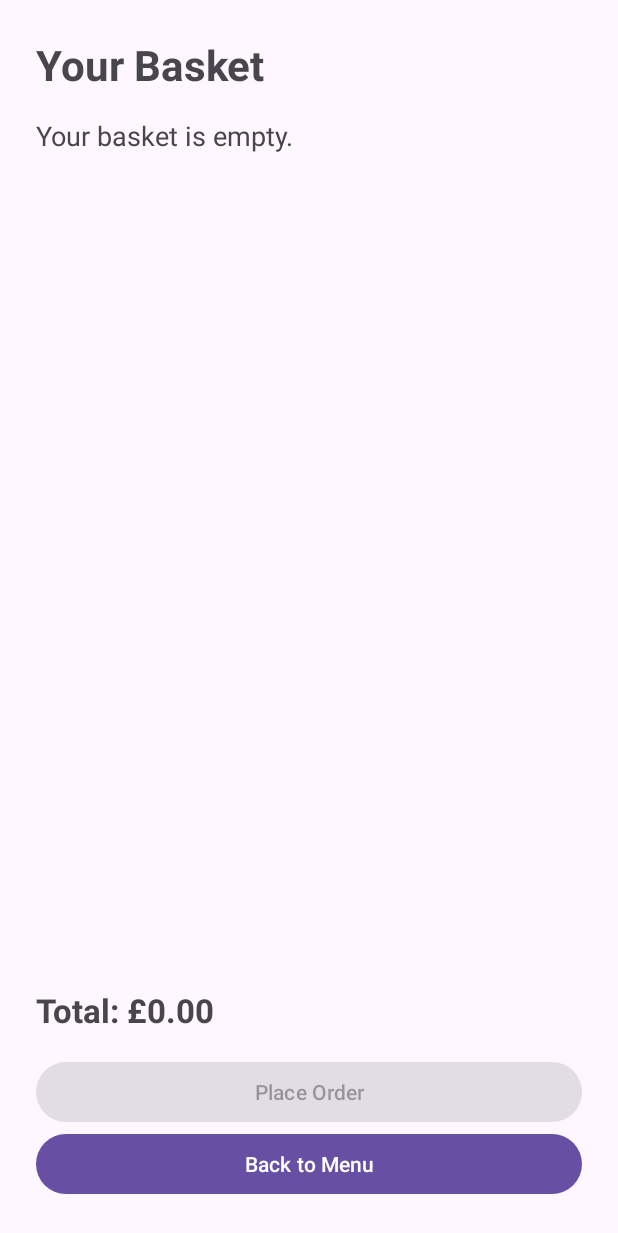
After one commit to ShayMD32/SmartCafeCustomer, an Android app: the CartActivity screen opened directly, with no data from a screen before it, on a phone screen of 412 x 824 dp. The commit adds this screen. Shown: the top 1233 px of the screen. Run offline under Robolectric (Android 15) with nearby library versions, the phone set to English and light mode, and no system bars.

Commit message:
Implement dynamic cafe menu and editable shopping cart

```diff
--- /dev/null
+++ b/app/src/main/java/com/example/smartcafecustomer/CafeItem.kt
@@ -0,0 +1,8 @@
+package com.example.smartcafecustomer
+
+data class CafeItem(
+    val id: String,
+    val name: String,
+    val category: String,
+    val pricePence: Int
+)
--- /dev/null
+++ b/app/src/main/java/com/example/smartcafecustomer/CafeMenuData.kt
@@ -0,0 +1,15 @@
+package com.example.smartcafecustomer
+
+object CafeMenuData {
+
+    val items = listOf(
+        CafeItem("D001", "Cappuccino", "Hot Drinks", 350),
+        CafeItem("D002", "Flat White", "Hot Drinks", 325),
+        CafeItem("D003", "Hot Chocolate", "Hot Drinks", 375),
+        CafeItem("D004", "Iced Latte", "Cold Drinks", 375),
+        CafeItem("D005", "Iced Matcha", "Cold Drinks", 425),
+        CafeItem("F001", "Chicken Panini", "Food", 550),
+        CafeItem("F002", "Cheese Toastie", "Food", 450),
+        CafeItem("F003", "Blueberry Muffin", "Food", 295)
+    )
+}
--- /dev/null
+++ b/app/src/main/java/com/example/smartcafecustomer/CartActivity.kt
@@ -0,0 +1,115 @@
+package com.example.smartcafecustomer
+
+import android.os.Bundle
+import android.widget.Button
+import android.widget.LinearLayout
+import android.widget.TextView
+import androidx.appcompat.app.AppCompatActivity
+
+class CartActivity : AppCompatActivity() {
+
+    override fun onCreate(savedInstanceState: Bundle?) {
+        super.onCreate(savedInstanceState)
+        setContentView(R.layout.activity_cart)
+
+        val cartContainer =
+            findViewById<LinearLayout>(R.id.cartContainer)
+
+        val totalText =
+            findViewById<TextView>(R.id.textCartTotal)
+
+        val placeOrderButton =
+            findViewById<Button>(R.id.buttonPlaceOrder)
+
+        val backButton =
+            findViewById<Button>(R.id.buttonBackToMenu)
+
+        fun refreshCart() {
+
+            cartContainer.removeAllViews()
+
+            val selectedItems = ShoppingCart.getItems()
+
+            if (selectedItems.isEmpty()) {
+                val emptyText = TextView(this)
+                emptyText.text = "Your basket is empty."
+                emptyText.textSize = 18f
+                cartContainer.addView(emptyText)
+            }
+
+            for ((item, quantity) in selectedItems) {
+
+                val productText = TextView(this)
+                val subtotalPence = item.pricePence * quantity
+
+                productText.text =
+                    "${item.name} x $quantity — £${"%.2f".format(subtotalPence / 100.0)}"
+
+                productText.textSize = 18f
+                productText.setPadding(12, 24, 12, 12)
+                cartContainer.addView(productText)
+
+                val buttonRow = LinearLayout(this)
+                buttonRow.orientation = LinearLayout.HORIZONTAL
+
+                val minusButton = Button(this)
+                minusButton.text = "−"
+                minusButton.contentDescription =
+                    "Decrease quantity of ${item.name}"
+
+                minusButton.setOnClickListener {
+                    ShoppingCart.removeItem(item)
+                    refreshCart()
+                }
+
+                val plusButton = Button(this)
+                plusButton.text = "+"
+                plusButton.contentDescription =
+                    "Increase quantity of ${item.name}"
+
+                plusButton.setOnClickListener {
+                    ShoppingCart.addItem(item)
+                    refreshCart()
+                }
+
+                val removeButton = Button(this)
+                removeButton.text = "Remove"
+
+                removeButton.setOnClickListener {
+                    ShoppingCart.removeAllOfItem(item)
+                    refreshCart()
+                }
+
+                buttonRow.addView(
+                    minusButton,
+                    LinearLayout.LayoutParams(0, LinearLayout.LayoutParams.WRAP_CONTENT, 1f)
+                )
+                buttonRow.addView(
+                    plusButton,
+                    LinearLayout.LayoutParams(0, LinearLayout.LayoutParams.WRAP_CONTENT, 1f)
+                )
+                buttonRow.addView(
+                    removeButton,
+                    LinearLayout.LayoutParams(0, LinearLayout.LayoutParams.WRAP_CONTENT, 2f)
+                )
+
+                cartContainer.addView(buttonRow)
+            }
+
+            val totalPence = ShoppingCart.getTotalPence()
+
+            totalText.text =
+                "Total: £${"%.2f".format(totalPence / 100.0)}"
+        }
+
+        // Display basket when the screen opens
+        refreshCart()
+
+        // Ordering is not connected yet
+        placeOrderButton.isEnabled = false
+
+        backButton.setOnClickListener {
+            finish()
+        }
+    }
+}
--- /dev/null
+++ b/app/src/main/java/com/example/smartcafecustomer/ShoppingCart.kt
@@ -0,0 +1,54 @@
+package com.example.smartcafecustomer
+
+object ShoppingCart {
+
+    private val quantities = mutableMapOf<String, Int>()
+
+
+    fun getItems(): List<Pair<CafeItem, Int>> {
+        return CafeMenuData.items.mapNotNull { item ->
+            val quantity = quantities[item.id] ?: 0
+
+            if (quantity > 0) {
+                item to quantity
+            } else {
+                null
+            }
+        }
+    }
+
+
+    fun addItem(item: CafeItem) {
+        val currentQuantity = quantities[item.id] ?: 0
+        quantities[item.id] = currentQuantity + 1
+    }
+
+    fun removeItem(item: CafeItem) {
+        val currentQuantity = quantities[item.id] ?: 0
+
+        if (currentQuantity > 1) {
+            quantities[item.id] = currentQuantity - 1
+        } else {
+            quantities.remove(item.id)
+        }
+    }
+
+    fun removeAllOfItem(item: CafeItem) {
+        quantities.remove(item.id)
+    }
+
+
+    fun getQuantity(item: CafeItem): Int {
+        return quantities[item.id] ?: 0
+    }
+
+    fun getTotalPence(): Int {
+        return CafeMenuData.items.sumOf { item ->
+            item.pricePence * (quantities[item.id] ?: 0)
+        }
+    }
+
+    fun clearCart() {
+        quantities.clear()
+    }
+}
--- /dev/null
+++ b/app/src/main/res/layout/activity_cart.xml
@@ -0,0 +1,55 @@
+<?xml version="1.0" encoding="utf-8"?>
+<LinearLayout
+    xmlns:android="http://schemas.android.com/apk/res/android"
+    android:id="@+id/main"
+    android:layout_width="match_parent"
+    android:layout_height="match_parent"
+    android:orientation="vertical"
+    android:padding="24dp">
+
+    <TextView
+        android:layout_width="match_parent"
+        android:layout_height="wrap_content"
+        android:text="Your Basket"
+        android:textSize="28sp"
+        android:textStyle="bold"
+        android:layout_marginBottom="16dp" />
+
+    <ScrollView
+        android:layout_width="match_parent"
+        android:layout_height="0dp"
+        android:layout_weight="1">
+
+        <LinearLayout
+            android:id="@+id/cartContainer"
+            android:layout_width="match_parent"
+            android:layout_height="wrap_content"
+            android:orientation="vertical" />
+
+    </ScrollView>
+
+    <TextView
+        android:id="@+id/textCartTotal"
+        android:layout_width="match_parent"
+        android:layout_height="wrap_content"
+        android:text="Total: £0.00"
+        android:textSize="22sp"
+        android:textStyle="bold"
+        android:paddingTop="16dp"
+        android:paddingBottom="16dp" />
+
+    <Button
+        android:id="@+id/buttonPlaceOrder"
+        android:layout_width="match_parent"
+        android:layout_height="wrap_content"
+        android:minHeight="48dp"
+        android:text="Place Order" />
+
+    <Button
+        android:id="@+id/buttonBackToMenu"
+        android:layout_width="match_parent"
+        android:layout_height="wrap_content"
+        android:minHeight="48dp"
+        android:text="Back to Menu" />
+
+</LinearLayout>
```
Also changed, not shown: app/src/main/AndroidManifest.xml (+8 -0 lines), app/src/main/java/com/example/smartcafecustomer/DashboardActivity.kt (+4 -5 lines), app/src/main/java/com/example/smartcafecustomer/MainActivity.kt (+6 -1 lines), app/src/main/java/com/example/smartcafecustomer/MenuActivity.kt (added, +59 -0 lines), app/src/main/res/layout/activity_menu.xml (added, +34 -0 lines).
